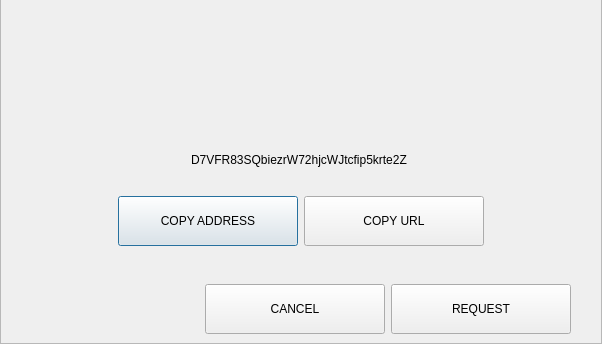
Before: the Qt Designer form src/qt/kts/forms/requestdialog.ui in klimatas/klimatas-core, drawn with Qt 5; both pictures show x 0 to 602 and y 263 to 607 of the 602 by 607 pixel window.
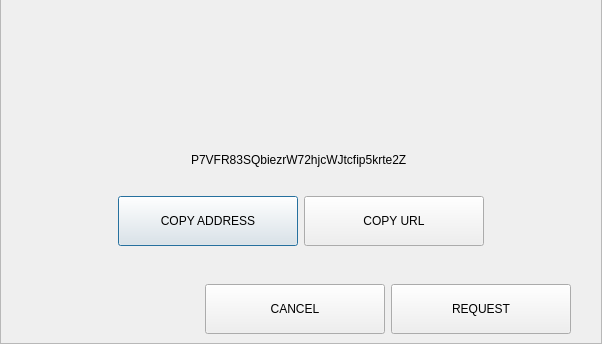
After: the same form once the commit is applied. The open tabs and pages were chosen to show the change.

The edit to the form file:
```diff
--- a/src/qt/kts/forms/requestdialog.ui
+++ b/src/qt/kts/forms/requestdialog.ui
@@ -533,7 +533,7 @@
           <item alignment="Qt::AlignHCenter">
            <widget class="QLabel" name="labelAddress">
             <property name="text">
-             <string>D7VFR83SQbiezrW72hjcWJtcfip5krte2Z </string>
+             <string>P7VFR83SQbiezrW72hjcWJtcfip5krte2Z </string>
             </property>
            </widget>
           </item>
```
